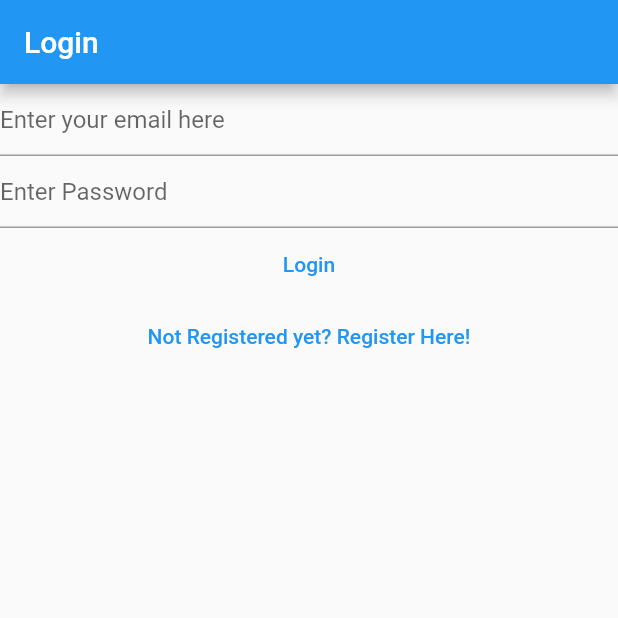
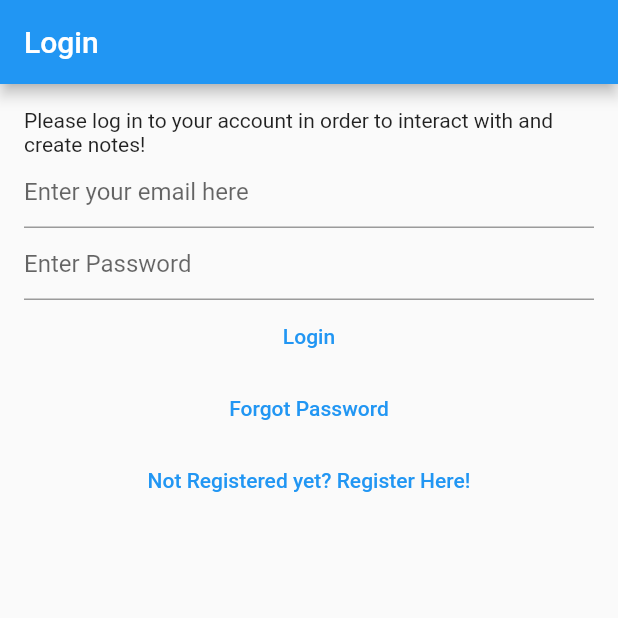
Before and after one commit to zaki-dawrey/NoteIt, a Flutter app: the screen it shows after launch, on a phone screen of 412 x 824 dp, the top half of it. Run offline on Flutter 3.47's test engine with Material 2 defaults, Android fonts, the phone set to English and light mode, and no system bars; our stand-ins replace bloc, cloud_firestore, equatable, firebase_auth, firebase_core, flutter_bloc and 1 more; accounts and stored records are empty.

Commit message:
Added Forgot Password

```diff
--- a/lib/helpers/loading/loading_screen.dart
+++ b/lib/helpers/loading/loading_screen.dart
@@ -33,6 +33,7 @@ class LoadingScreen {
     required BuildContext context,
     required String text,
   }) {
+    // ignore: no_leading_underscores_for_local_identifiers
     final _text = StreamController<String>();
     _text.add(text);
 
@@ -88,7 +89,7 @@ class LoadingScreen {
       },
     );
 
-    state?.insert(overlay);
+    state.insert(overlay);
 
     return LoadingScreenController(
       close: () {
--- a/lib/main.dart
+++ b/lib/main.dart
@@ -3,6 +3,7 @@ import 'package:flutter_application_1/services/auth/bloc/auth_bloc.dart';
 import 'package:flutter_application_1/services/auth/bloc/auth_event.dart';
 import 'package:flutter_application_1/services/auth/bloc/auth_state.dart';
 import 'package:flutter_application_1/services/auth/firebase_auth_provider.dart';
+import 'package:flutter_application_1/views/forgot_password_view.dart';
 import 'package:flutter_bloc/flutter_bloc.dart';
 import 'package:flutter/material.dart';
 import 'package:flutter_application_1/views/login_view.dart';
@@ -55,6 +56,8 @@ class HomePage extends StatelessWidget {
           return const VerifyEmailView();
         } else if (state is AuthStateLoggedOut) {
           return const LoginView();
+        } else if (state is AuthStateForgotPassword) {
+          return const ForgotPasswordView();
         } else if (state is AuthStateRegistering) {
           return const RegisterView();
         } else {
--- a/lib/services/auth/auth_provider.dart
+++ b/lib/services/auth/auth_provider.dart
@@ -13,4 +13,6 @@ abstract class AuthProvider {
   });
   Future<void> logOut();
   Future<void> sendEmailVerification();
+
+  Future<void> sendPasswordReset({required String toEmail});
 }
--- a/lib/services/auth/auth_service.dart
+++ b/lib/services/auth/auth_service.dart
@@ -39,4 +39,8 @@ class AuthService implements AuthProvider {
 
   @override
   Future<void> initialize() => provider.initialize();
+
+  @override
+  Future<void> sendPasswordReset({required String toEmail}) =>
+      provider.sendPasswordReset(toEmail: toEmail);
 }
--- a/lib/services/auth/bloc/auth_event.dart
+++ b/lib/services/auth/bloc/auth_event.dart
@@ -29,6 +29,11 @@ class AuthEventShouldRegister extends AuthEvent {
   const AuthEventShouldRegister();
 }
 
+class AuthEventForgotPassword extends AuthEvent {
+  final String? email;
+  const AuthEventForgotPassword({this.email});
+}
+
 class AuthEventLogOut extends AuthEvent {
   const AuthEventLogOut();
 }
--- a/lib/services/auth/bloc/auth_state.dart
+++ b/lib/services/auth/bloc/auth_state.dart
@@ -23,6 +23,17 @@ class AuthStateRegistering extends AuthState {
       : super(
           isLoading: isLoading,
         );
+}
+
+class AuthStateForgotPassword extends AuthState {
+  final Exception? exception;
+  final bool hasSentEmail;
+
+  const AuthStateForgotPassword({
+    required this.exception,
+    required this.hasSentEmail,
+    required bool isLoading,
+  }) : super(isLoading: isLoading);
 }
 
 class AuthStateLoggedIn extends AuthState {
--- /dev/null
+++ b/lib/utilities/dialogs/password_reset_email_sent_dialog.dart
@@ -0,0 +1,13 @@
+import 'package:flutter/material.dart';
+import 'package:flutter_application_1/utilities/dialogs/generic_dialog.dart';
+
+Future<void> showPasswordResetSentDialog(BuildContext context) {
+  return showGenericDialog(
+      context: context,
+      title: 'Password Reset',
+      content:
+          'We have now sent you a password reset link. Please check your email for more information.',
+      optionsBuilder: () => {
+            'OK': null,
+          });
+}
--- a/lib/views/login_view.dart
+++ b/lib/views/login_view.dart
@@ -37,11 +37,20 @@ class _LoginViewState extends State<LoginView> {
       listener: (context, state) async {
         if (state is AuthStateLoggedOut) {
           if (state.exception is UserNotFoundAuthException) {
-            await showErrorDialog(context, 'User Not Found');
+            await showErrorDialog(
+              context,
+              'Cannot find a user with the entered credentials',
+            );
           } else if (state.exception is WrongPasswordAuthException) {
-            await showErrorDialog(context, 'Wrong credentials');
+            await showErrorDialog(
+              context,
+              'Wrong credentials',
+            );
           } else if (state.exception is GenericAuthException) {
-            await showErrorDialog(context, 'Authentication Error');
+            await showErrorDialog(
+              context,
+              'Authentication Error',
+            );
           }
         }
       },
@@ -49,8 +58,13 @@ class _LoginViewState extends State<LoginView> {
         appBar: AppBar(
           title: const Text('Login'),
         ),
-        body: Column(
+        body: Padding(
+          padding: const EdgeInsets.all(16.0),
+          child: Column(
             children: [
+              const Text(
+                'Please log in to your account in order to interact with and create notes!',
+              ),
               TextField(
                 controller: _email,
                 enableSuggestions: false,
@@ -82,6 +96,14 @@ class _LoginViewState extends State<LoginView> {
               TextButton(
                 onPressed: () {
                   context.read<AuthBloc>().add(
+                        const AuthEventForgotPassword(),
+                      );
+                },
+                child: const Text("Forgot Password"),
+              ),
+              TextButton(
+                onPressed: () {
+                  context.read<AuthBloc>().add(
                         const AuthEventShouldRegister(),
                       );
                 },
@@ -90,6 +112,7 @@ class _LoginViewState extends State<LoginView> {
             ],
           ),
         ),
+      ),
     );
   }
 }
```
Also changed, not shown: lib/services/auth/bloc/auth_bloc.dart (+36 -0 lines), lib/services/auth/firebase_auth_provider.dart (+18 -0 lines), lib/views/forgot_password_view.dart (added, +88 -0 lines), lib/views/register_view.dart (+13 -1 lines), 1 other file. Lines whose indentation alone changed are shown as unchanged.
